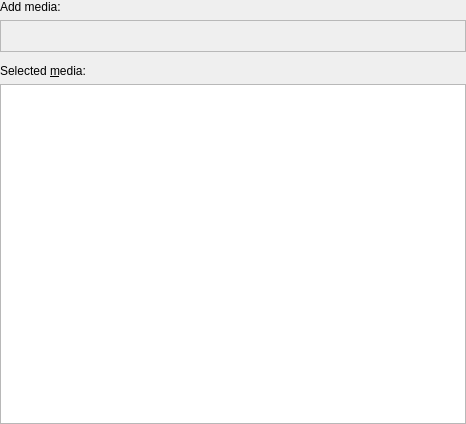
Before: the Qt Designer form src/mediapage.ui in google-code-export/kmediafactory, drawn with Qt 5.
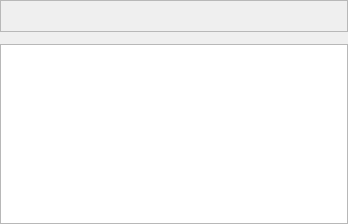
After: the same form once the commit is applied. Custom widgets are drawn as their Qt base class.

Patch:
```diff
--- a/src/mediapage.ui
+++ b/src/mediapage.ui
@@ -1,12 +1,12 @@
 <ui version="4.0" >
  <class>MediaPage</class>
- <widget class="QWidget" name="MediaPage" >
-  <property name="geometry" >
+ <widget class="QWidget" name="MediaPage">
+  <property name="geometry">
    <rect>
     <x>0</x>
     <y>0</y>
-    <width>466</width>
-    <height>424</height>
+    <width>348</width>
+    <height>224</height>
    </rect>
   </property>
   <property name="baseSize" >
@@ -35,16 +35,9 @@
     <number>0</number>
    </property>
    <item>
-    <widget class="QLabel" name="addMediaLabel" >
-     <property name="text" >
-      <string>Add media:</string>
-     </property>
-    </widget>
-   </item>
-   <item>
-    <widget class="KMFToolBar" name="mediaButtons" >
-     <property name="sizePolicy" >
-      <sizepolicy vsizetype="Preferred" hsizetype="Expanding" >
+    <widget class="KMFToolBar" name="mediaButtons">
+     <property name="sizePolicy">
+      <sizepolicy hsizetype="Expanding" vsizetype="Preferred">
        <horstretch>0</horstretch>
        <verstretch>0</verstretch>
       </sizepolicy>
@@ -67,18 +60,8 @@
     <widget class="SizeWidget" native="1" name="sizeWidget" />
    </item>
    <item>
-    <widget class="QLabel" name="mediaLabel" >
-     <property name="text" >
-      <string>Selected &amp;media:</string>
-     </property>
-     <property name="buddy" >
-      <cstring>mediaFiles</cstring>
-     </property>
-    </widget>
-   </item>
-   <item>
-    <widget class="QListView" name="mediaFiles" >
-     <property name="focusPolicy" >
+    <widget class="QListView" name="mediaFiles">
+     <property name="focusPolicy">
       <enum>Qt::StrongFocus</enum>
      </property>
      <property name="contextMenuPolicy" >
@@ -94,8 +77,8 @@
    </item>
   </layout>
  </widget>
- <layoutdefault spacing="6" margin="11" />
- <layoutfunction spacing="KDialog::spacingHint" margin="KDialog::marginHint" />
+ <layoutdefault spacing="6" margin="11"/>
+ <layoutfunction spacing="KDialog::spacingHint" margin="KDialog::marginHint"/>
  <customwidgets>
   <customwidget>
    <class>SizeWidget</class>
```
Left out of the diff: 36 changed lines with no effect on the pictures.
